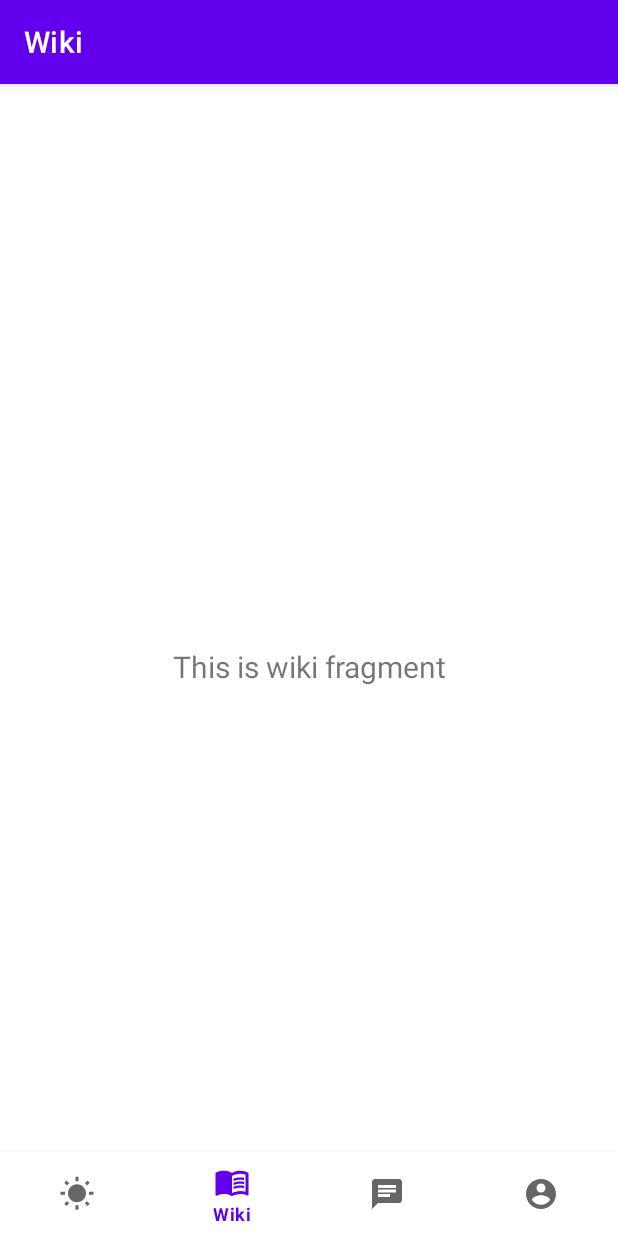
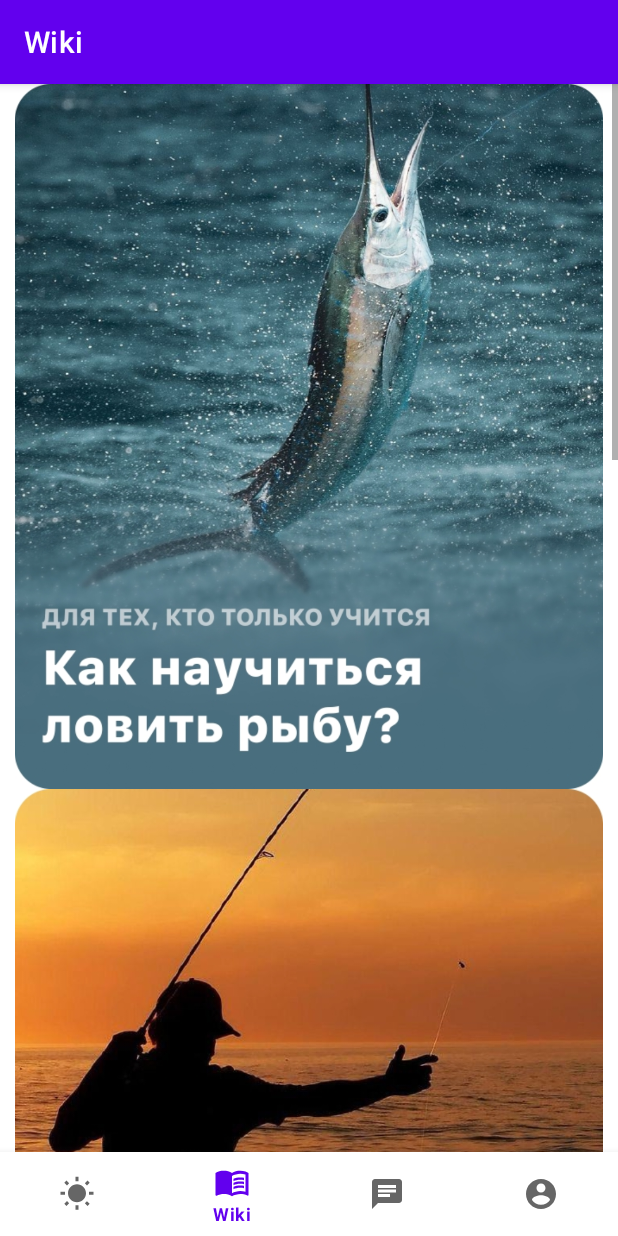
Before and after one commit to vladossy4/tbank-fishing, an Android app: the WikiFragment screen opened through its navigation route, on a phone screen of 412 x 824 dp. Run offline under Robolectric (Android 15) with nearby library versions, the light colour scheme and no system bars; our stand-ins replace navigation-ui; libraries missing offline, so code that uses them is left out: com.openmeteo.sdk.

Commit message:
add Wiki 2

```diff
--- a/android/app/src/main/java/com/salfetka/fishing/ui/wiki/WikiFragment.java
+++ b/android/app/src/main/java/com/salfetka/fishing/ui/wiki/WikiFragment.java
@@ -1,21 +1,26 @@
 package com.salfetka.fishing.ui.wiki;
 
+import android.annotation.SuppressLint;
+import android.content.Intent;
+import android.net.Uri;
 import android.os.Bundle;
 import android.view.LayoutInflater;
 import android.view.View;
 import android.view.ViewGroup;
-import android.widget.TextView;
+import android.widget.ImageView;
 
 import androidx.annotation.NonNull;
 import androidx.fragment.app.Fragment;
 import androidx.lifecycle.ViewModelProvider;
 
+import com.salfetka.fishing.R;
 import com.salfetka.fishing.databinding.FragmentWikiBinding;
 
 public class WikiFragment extends Fragment {
 
     private FragmentWikiBinding binding;
 
+    @SuppressLint("WrongViewCast")
     public View onCreateView(@NonNull LayoutInflater inflater,
                              ViewGroup container, Bundle savedInstanceState) {
         WikiViewModel wikiViewModel =
@@ -23,9 +28,54 @@ public class WikiFragment extends Fragment {
 
         binding = FragmentWikiBinding.inflate(inflater, container, false);
         View root = binding.getRoot();
+        ImageView fishingBait = root.findViewById(R.id.fishingBait);
+        ImageView learnFishing = root.findViewById(R.id.learnFishing);
+        ImageView fishingSecret = root.findViewById(R.id.secretFishing);
+        ImageView fishingBaikal = root.findViewById(R.id.fishingBaikal);
+        ImageView fishingCrap = root.findViewById(R.id.fishingCrap);
 
-        final TextView textView = binding.textDashboard;
-        wikiViewModel.getText().observe(getViewLifecycleOwner(), textView::setText);
+        fishingBait.setOnClickListener(new View.OnClickListener() {
+            @Override
+            public void onClick(View v) {
+                Intent browserIntent = new Intent(Intent.ACTION_VIEW,
+                        Uri.parse("https://telegra.ph/Kakuyu-rybu-na-chto-lovit-06-27"));
+                startActivity(browserIntent);
+            }
+        });
+        learnFishing.setOnClickListener(new View.OnClickListener() {
+            @Override
+            public void onClick(View v) {
+                Intent browserIntent = new Intent(Intent.ACTION_VIEW,
+                        Uri.parse("https://telegra.ph/Kak-nauchitsya-lovit-rybu-Sovety-nachinayushchim-rybakam-06-27"));
+                startActivity(browserIntent);
+            }
+        });
+        fishingCrap.setOnClickListener(new View.OnClickListener() {
+            @Override
+            public void onClick(View v) {
+                Intent browserIntent = new Intent(Intent.ACTION_VIEW,
+                        Uri.parse("https://telegra.ph/Navoz-dlya-prikormki-pochemu-rybaki-ego-ignoriruyut-06-27"));
+                startActivity(browserIntent);
+            }
+        });
+        fishingBaikal.setOnClickListener(new View.OnClickListener() {
+            @Override
+            public void onClick(View v) {
+                Intent browserIntent = new Intent(Intent.ACTION_VIEW,
+                        Uri.parse("https://telegra.ph/Rybalka-na-Bajkale-Rasskazhu-chto-lovitsya-i-o-pravilah-lovle-na-ozere-06-27"));
+                startActivity(browserIntent);
+            }
+        });
+        fishingSecret.setOnClickListener(new View.OnClickListener() {
+            @Override
+            public void onClick(View v) {
+                Intent browserIntent = new Intent(Intent.ACTION_VIEW,
+                        Uri.parse("https://telegra.ph/7-sekretov-i-hitrostej-pomogayushchie-na-rybalke-06-27"));
+                startActivity(browserIntent);
+            }
+        });
+
+
         return root;
     }
 
--- a/android/app/src/main/java/com/salfetka/fishing/ui/wiki/WikiViewModel.java
+++ b/android/app/src/main/java/com/salfetka/fishing/ui/wiki/WikiViewModel.java
@@ -1,4 +1,6 @@
 package com.salfetka.fishing.ui.wiki;
+
+import android.widget.Button;
 
 import androidx.lifecycle.LiveData;
 import androidx.lifecycle.MutableLiveData;
@@ -12,7 +14,6 @@ public class WikiViewModel extends ViewModel {
         mText = new MutableLiveData<>();
         mText.setValue("This is wiki fragment");
     }
-
     public LiveData<String> getText() {
         return mText;
     }
--- a/android/app/src/main/res/layout/fragment_wiki.xml
+++ b/android/app/src/main/res/layout/fragment_wiki.xml
@@ -2,21 +2,69 @@
 <androidx.constraintlayout.widget.ConstraintLayout xmlns:android="http://schemas.android.com/apk/res/android"
     xmlns:app="http://schemas.android.com/apk/res-auto"
     xmlns:tools="http://schemas.android.com/tools"
+    android:id="@+id/fishingSecret"
     android:layout_width="match_parent"
     android:layout_height="match_parent"
     tools:context=".ui.wiki.WikiFragment">
 
-    <TextView
-        android:id="@+id/text_dashboard"
+
+    <LinearLayout
+        android:layout_width="wrap_content"
+        android:layout_height="wrap_content"
+        android:orientation="vertical"
+        tools:ignore="MissingConstraints,UselessLeaf" />
+
+    <ScrollView
+        android:id="@+id/scrollwiew"
         android:layout_width="match_parent"
-        android:layout_height="wrap_content"
-        android:layout_marginStart="8dp"
-        android:layout_marginTop="8dp"
-        android:layout_marginEnd="8dp"
-        android:textAlignment="center"
-        android:textSize="20sp"
-        app:layout_constraintBottom_toBottomOf="parent"
-        app:layout_constraintEnd_toEndOf="parent"
-        app:layout_constraintStart_toStartOf="parent"
-        app:layout_constraintTop_toTopOf="parent" />
+        android:layout_height="match_parent"
+        android:contentDescription="Image"
+        tools:ignore="HardcodedText">
+
+        <LinearLayout
+            android:id="@+id/linerl"
+            android:layout_width="wrap_content"
+            android:layout_height="wrap_content"
+            android:orientation="vertical"
+            tools:ignore="MissingConstraints,UselessLeaf">
+
+            <ImageView
+                android:id="@+id/learnFishing"
+                android:layout_width="wrap_content"
+                android:layout_height="470dp"
+                android:src="@drawable/__page_0002"
+                tools:ignore="ContentDescription" />
+
+            <ImageView
+                android:id="@+id/fishingBait"
+                android:layout_width="wrap_content"
+                android:layout_height="470dp"
+                android:src="@drawable/__page_0003"
+                tools:ignore="ContentDescription" />
+
+            <ImageView
+                android:id="@+id/secretFishing"
+                android:layout_width="wrap_content"
+                android:layout_height="470dp"
+                android:src="@drawable/__page_0001"
+                tools:ignore="ContentDescription" />
+
+            <ImageView
+                android:id="@+id/fishingCrap"
+                android:layout_width="match_parent"
+                android:layout_height="470dp"
+                android:src="@drawable/__page_0004"
+                tools:ignore="ContentDescription" />
+
+            <ImageView
+                android:id="@+id/fishingBaikal"
+                android:layout_width="match_parent"
+                android:layout_height="470dp"
+                android:src="@drawable/__page_0005"
+                tools:ignore="ContentDescription" />
+
+        </LinearLayout>
+    </ScrollView>
+
+
 </androidx.constraintlayout.widget.ConstraintLayout>
--- a/android/app/src/main/res/values/strings.xml
+++ b/android/app/src/main/res/values/strings.xml
@@ -33,7 +33,7 @@
 
     <string name="chat_menu_copy">Копировать текст</string>
     <string name="chat_menu_deselect">Снять выделение</string>
-
+    <string name="recomendation">Советы для начинающих</string>
     <string name="profile_login_guest">Вы вошли как гость</string>
     <string name="profile_login">Вход</string>
     <string name="profile_logout">Выход</string>
```
Also changed, not shown: android/app/src/main/res/drawable/__page_0001.jpg (added), android/app/src/main/res/drawable/__page_0002.jpg (added), android/app/src/main/res/drawable/__page_0003.jpg (added), android/app/src/main/res/drawable/__page_0004.jpg (added), android/app/src/main/res/drawable/__page_0005.jpg (added).
